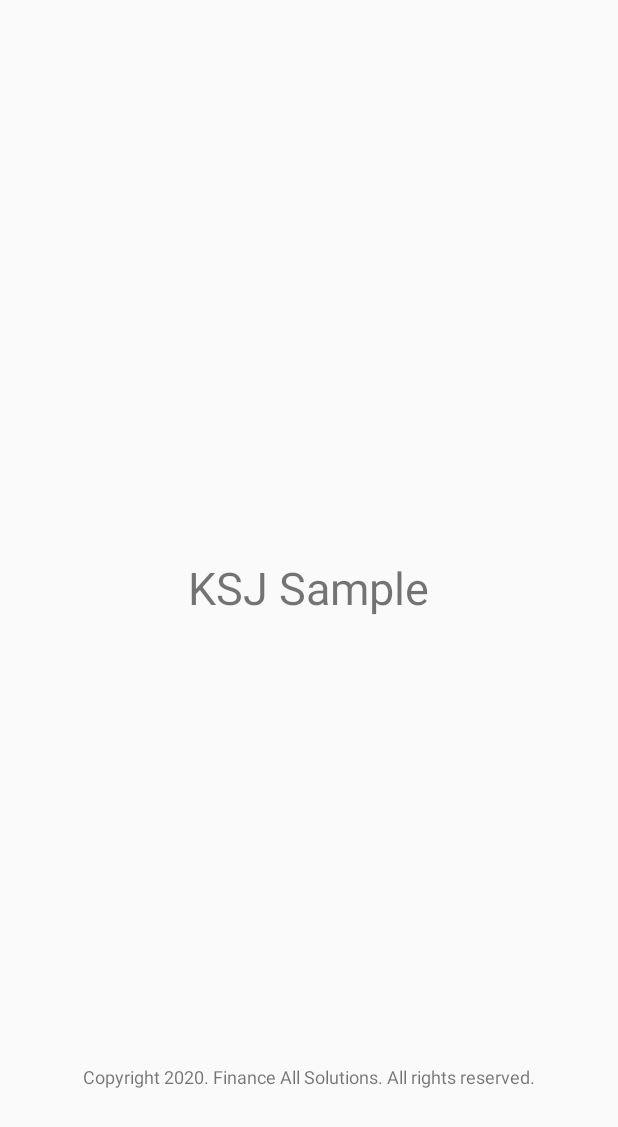
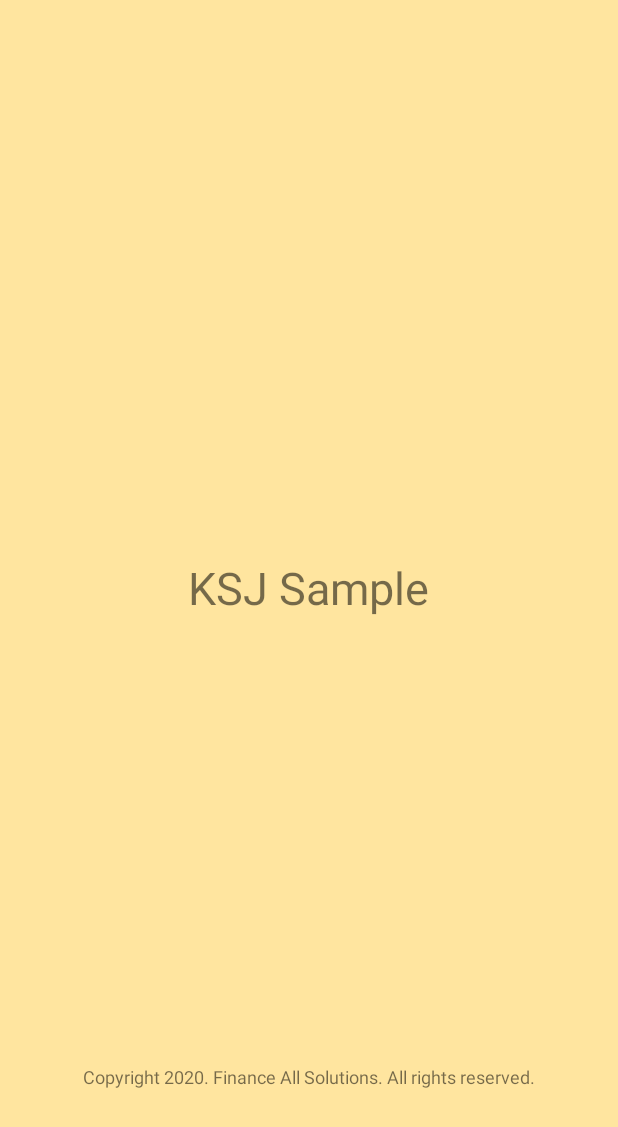
Before and after one commit to gujinzzang/basic_app, an Android app: the IntroActivity screen opened directly, with no data from a screen before it, on a phone screen of 412 x 824 dp. Shown: the top 1127 px of the screen. Run offline under Robolectric (Android 15) with nearby library versions, the phone set to English and light mode, and no system bars; 1 statement that could not run was skipped.

Commit message:
finish basic_app

```diff
--- a/app/src/main/res/layout/activity_intro.xml
+++ b/app/src/main/res/layout/activity_intro.xml
@@ -5,6 +5,7 @@
     android:layout_height="match_parent"
     android:gravity="center"
     android:orientation="vertical"
+    android:background="#FFE59F"
     tools:context=".IntroActivity">
 
     <LinearLayout
```
